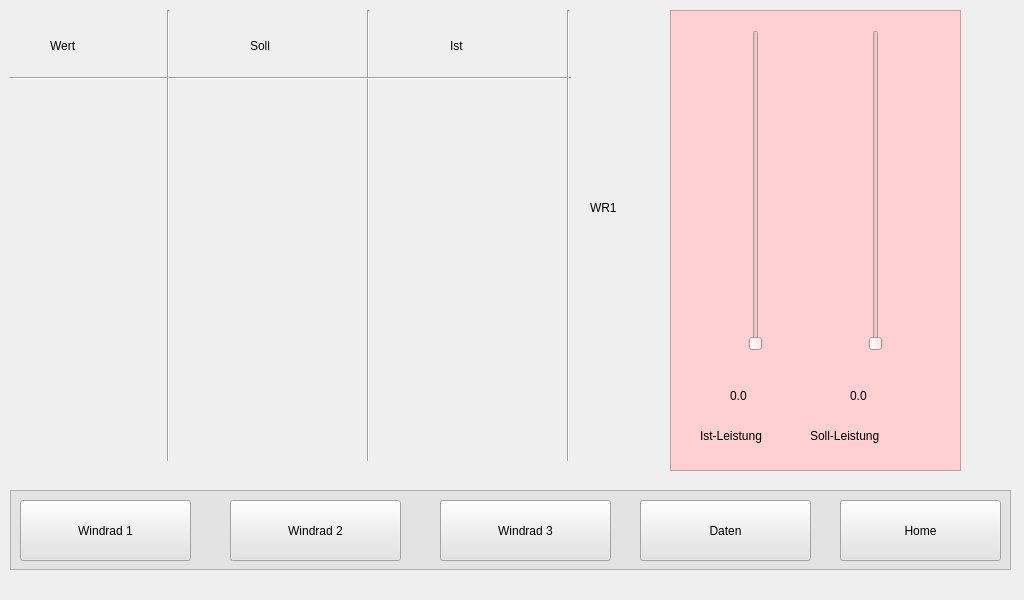
Qt form UI_fertig/MainWindow.ui (rplenzdorf/Projekt-Anomalieerkennung) before a commit.
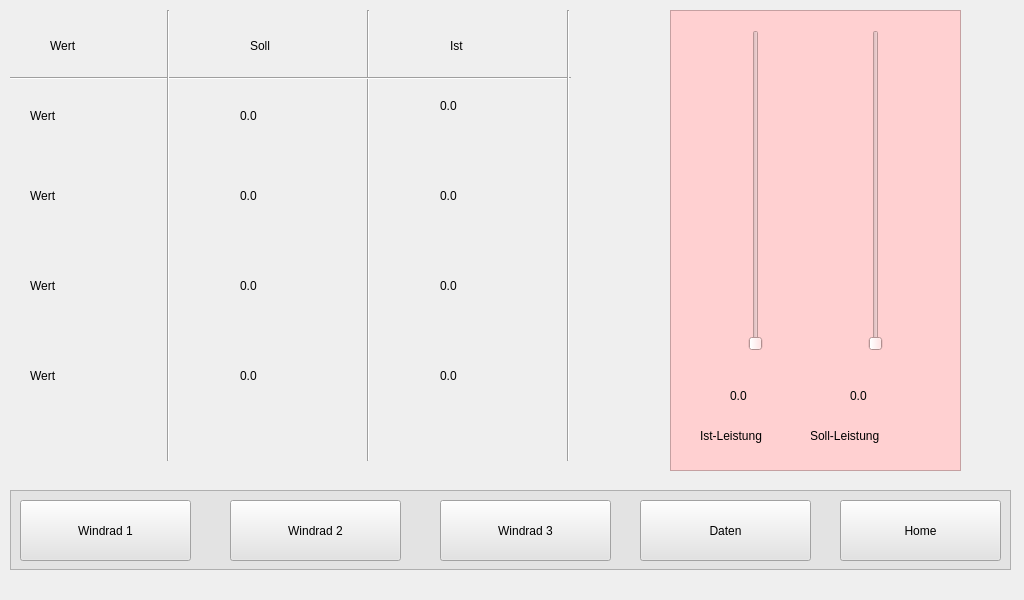
The same form after that commit. The open tabs and pages were chosen to show the change. Icons and pictures are not drawn. Custom widgets are drawn as their Qt base class.

```diff
--- a/UI_fertig/MainWindow.ui
+++ b/UI_fertig/MainWindow.ui
@@ -616,14 +616,193 @@
      <widget class="QLabel" name="label_2">
       <property name="geometry">
        <rect>
-        <x>590</x>
-        <y>200</y>
-        <width>55</width>
-        <height>16</height>
+        <x>30</x>
+        <y>180</y>
+        <width>111</width>
+        <height>31</height>
        </rect>
       </property>
+      <property name="styleSheet">
+       <string notr="true">font: 12pt &quot;Arial&quot;;</string>
+      </property>
       <property name="text">
-       <string>WR1</string>
+       <string>Wert</string>
+      </property>
+     </widget>
+     <widget class="QLabel" name="label_22">
+      <property name="geometry">
+       <rect>
+        <x>30</x>
+        <y>100</y>
+        <width>111</width>
+        <height>31</height>
+       </rect>
+      </property>
+      <property name="styleSheet">
+       <string notr="true">font: 12pt &quot;Arial&quot;;</string>
+      </property>
+      <property name="text">
+       <string>Wert</string>
+      </property>
+     </widget>
+     <widget class="QLabel" name="label_26">
+      <property name="geometry">
+       <rect>
+        <x>30</x>
+        <y>270</y>
+        <width>111</width>
+        <height>31</height>
+       </rect>
+      </property>
+      <property name="styleSheet">
+       <string notr="true">font: 12pt &quot;Arial&quot;;</string>
+      </property>
+      <property name="text">
+       <string>Wert</string>
+      </property>
+     </widget>
+     <widget class="QLabel" name="label_27">
+      <property name="geometry">
+       <rect>
+        <x>30</x>
+        <y>360</y>
+        <width>111</width>
+        <height>31</height>
+       </rect>
+      </property>
+      <property name="styleSheet">
+       <string notr="true">font: 12pt &quot;Arial&quot;;</string>
+      </property>
+      <property name="text">
+       <string>Wert</string>
+      </property>
+     </widget>
+     <widget class="QLabel" name="num_Pist_Wr1_2">
+      <property name="geometry">
+       <rect>
+        <x>240</x>
+        <y>250</y>
+        <width>61</width>
+        <height>71</height>
+       </rect>
+      </property>
+      <property name="styleSheet">
+       <string notr="true">font: 18pt &quot;Arial&quot;;</string>
+      </property>
+      <property name="text">
+       <string>0.0</string>
+      </property>
+     </widget>
+     <widget class="QLabel" name="num_Pist_Wr1_3">
+      <property name="geometry">
+       <rect>
+        <x>240</x>
+        <y>340</y>
+        <width>61</width>
+        <height>71</height>
+       </rect>
+      </property>
+      <property name="styleSheet">
+       <string notr="true">font: 18pt &quot;Arial&quot;;</string>
+      </property>
+      <property name="text">
+       <string>0.0</string>
+      </property>
+     </widget>
+     <widget class="QLabel" name="num_Pist_Wr1_4">
+      <property name="geometry">
+       <rect>
+        <x>240</x>
+        <y>80</y>
+        <width>61</width>
+        <height>71</height>
+       </rect>
+      </property>
+      <property name="styleSheet">
+       <string notr="true">font: 18pt &quot;Arial&quot;;</string>
+      </property>
+      <property name="text">
+       <string>0.0</string>
+      </property>
+     </widget>
+     <widget class="QLabel" name="num_Pist_Wr1_5">
+      <property name="geometry">
+       <rect>
+        <x>240</x>
+        <y>160</y>
+        <width>61</width>
+        <height>71</height>
+       </rect>
+      </property>
+      <property name="styleSheet">
+       <string notr="true">font: 18pt &quot;Arial&quot;;</string>
+      </property>
+      <property name="text">
+       <string>0.0</string>
+      </property>
+     </widget>
+     <widget class="QLabel" name="num_Pist_Wr1_6">
+      <property name="geometry">
+       <rect>
+        <x>440</x>
+        <y>340</y>
+        <width>61</width>
+        <height>71</height>
+       </rect>
+      </property>
+      <property name="styleSheet">
+       <string notr="true">font: 18pt &quot;Arial&quot;;</string>
+      </property>
+      <property name="text">
+       <string>0.0</string>
+      </property>
+     </widget>
+     <widget class="QLabel" name="num_Pist_Wr1_7">
+      <property name="geometry">
+       <rect>
+        <x>440</x>
+        <y>250</y>
+        <width>61</width>
+        <height>71</height>
+       </rect>
+      </property>
+      <property name="styleSheet">
+       <string notr="true">font: 18pt &quot;Arial&quot;;</string>
+      </property>
+      <property name="text">
+       <string>0.0</string>
+      </property>
+     </widget>
+     <widget class="QLabel" name="num_Pist_Wr1_8">
+      <property name="geometry">
+       <rect>
+        <x>440</x>
+        <y>70</y>
+        <width>61</width>
+        <height>71</height>
+       </rect>
+      </property>
+      <property name="styleSheet">
+       <string notr="true">font: 18pt &quot;Arial&quot;;</string>
+      </property>
+      <property name="text">
+       <string>0.0</string>
+      </property>
+     </widget>
+     <widget class="QLabel" name="num_Pist_Wr1_9">
+      <property name="geometry">
+       <rect>
+        <x>440</x>
+        <y>160</y>
+        <width>61</width>
+        <height>71</height>
+       </rect>
+      </property>
+      <property name="styleSheet">
+       <string notr="true">font: 18pt &quot;Arial&quot;;</string>
+      </property>
+      <property name="text">
+       <string>0.0</string>
       </property>
      </widget>
     </widget>
```
Left out of the diff: 49 changed lines with no effect on the pictures.
